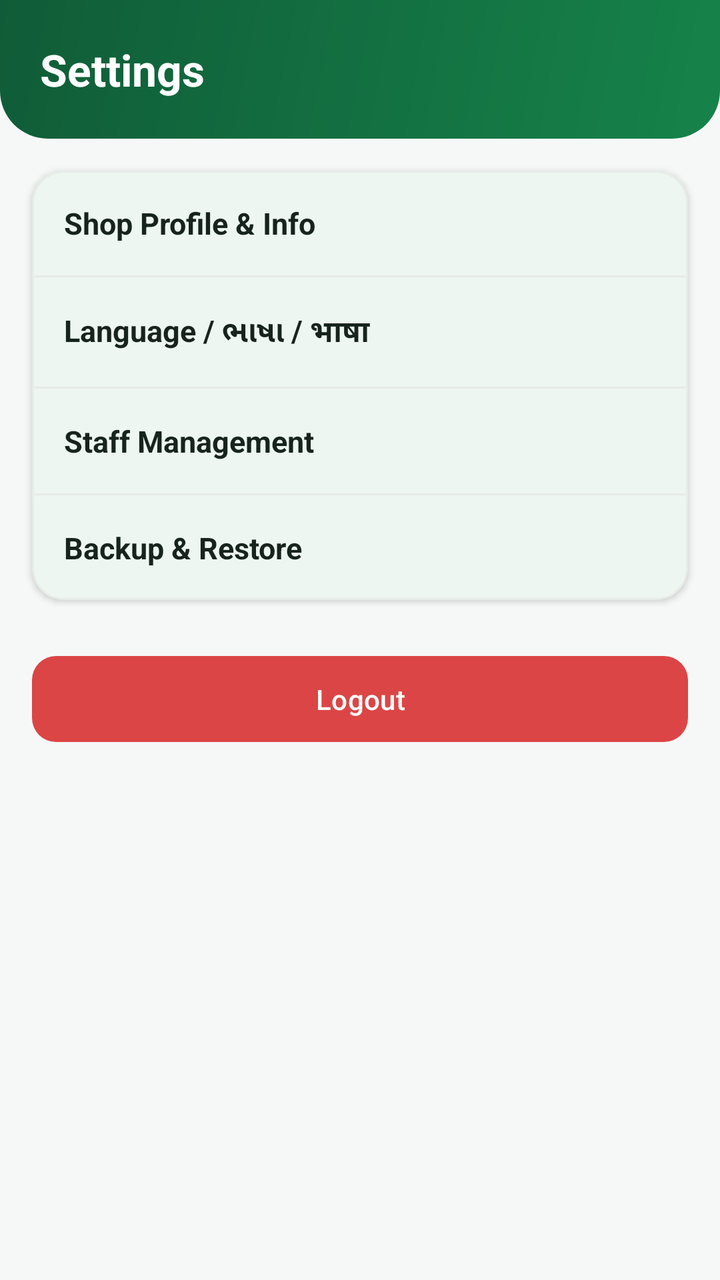
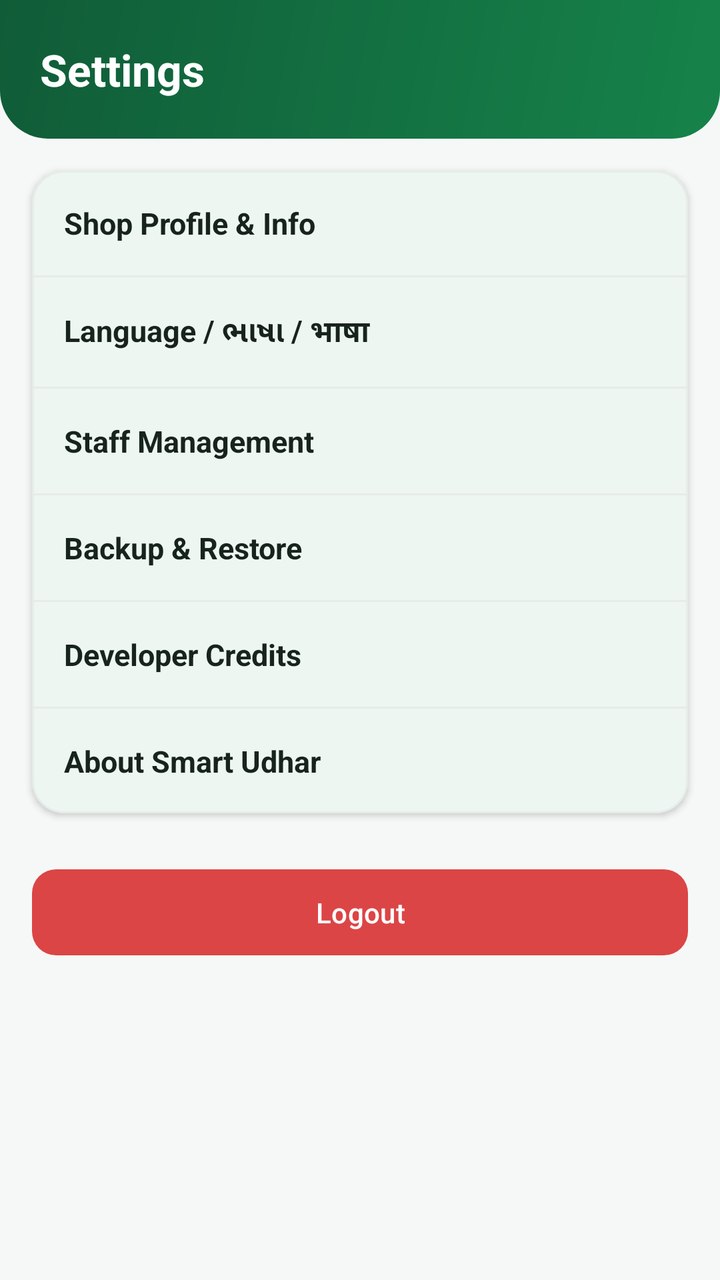

Before-and-after screenshots of an Android layout around one commit, followed by the original layout XML and the change that was made.
<!-- AndroidManifest.xml: application theme Theme.Radhe -->
<!-- res/layout/fragment_settings.xml -->
<?xml version="1.0" encoding="utf-8"?>
<ScrollView xmlns:android="http://schemas.android.com/apk/res/android"
    android:layout_width="match_parent"
    android:layout_height="match_parent"
    android:background="@color/bg_light"
    android:fillViewport="true">

    <LinearLayout
        android:layout_width="match_parent"
        android:layout_height="wrap_content"
        android:orientation="vertical"
        android:paddingBottom="24dp">

        <LinearLayout
            android:layout_width="match_parent"
            android:layout_height="wrap_content"
            android:background="@drawable/bg_header_gradient"
            android:orientation="vertical"
            android:padding="20dp">

            <TextView
                android:layout_width="wrap_content"
                android:layout_height="wrap_content"
                android:text="@string/nav_settings"
                android:textColor="@color/white"
                android:textSize="22sp"
                android:textStyle="bold" />
        </LinearLayout>

        <com.google.android.material.card.MaterialCardView
            style="@style/Widget.SmartUdhar.Card"
            android:layout_width="match_parent"
            android:layout_height="wrap_content"
            android:layout_marginHorizontal="16dp"
            android:layout_marginTop="16dp">

            <LinearLayout
                android:layout_width="match_parent"
                android:layout_height="wrap_content"
                android:orientation="vertical">

                <TextView
                    android:id="@+id/btnEditShopProfile"
                    android:layout_width="match_parent"
                    android:layout_height="wrap_content"
                    android:background="?attr/selectableItemBackground"
                    android:padding="16dp"
                    android:text="Shop Profile &amp; Info"
                    android:textColor="@color/text_primary"
                    android:textSize="15sp"
                    android:textStyle="bold" />

                <View
                    android:layout_width="match_parent"
                    android:layout_height="1dp"
                    android:background="@color/border_color" />

                <TextView
                    android:id="@+id/btnChangeLanguage"
                    android:layout_width="match_parent"
                    android:layout_height="wrap_content"
                    android:background="?attr/selectableItemBackground"
                    android:padding="16dp"
                    android:text="@string/language"
                    android:textColor="@color/text_primary"
                    android:textSize="15sp"
                    android:textStyle="bold" />

                <View
                    android:layout_width="match_parent"
                    android:layout_height="1dp"
                    android:background="@color/border_color" />

                <TextView
                    android:id="@+id/btnStaffManagement"
                    android:layout_width="match_parent"
                    android:layout_height="wrap_content"
                    android:background="?attr/selectableItemBackground"
                    android:padding="16dp"
                    android:text="@string/staff_management"
                    android:textColor="@color/text_primary"
                    android:textSize="15sp"
                    android:textStyle="bold" />

                <View
                    android:layout_width="match_parent"
                    android:layout_height="1dp"
                    android:background="@color/border_color" />

                <TextView
                    android:id="@+id/btnBackupRestore"
                    android:layout_width="match_parent"
                    android:layout_height="wrap_content"
                    android:background="?attr/selectableItemBackground"
                    android:padding="16dp"
                    android:text="@string/backup_restore"
                    android:textColor="@color/text_primary"
                    android:textSize="15sp"
                    android:textStyle="bold" />
            </LinearLayout>
        </com.google.android.material.card.MaterialCardView>

        <com.google.android.material.button.MaterialButton
            android:id="@+id/btnLogout"
            style="@style/Widget.SmartUdhar.Button.Danger"
            android:layout_width="match_parent"
            android:layout_height="wrap_content"
            android:layout_marginHorizontal="16dp"
            android:layout_marginTop="24dp"
            android:text="@string/logout" />
    </LinearLayout>
</ScrollView>
<!-- resources referenced by this layout -->
<resources>
  <color name="bg_light">#F6F8F7</color>
  <color name="border_color">#E7ECE8</color>
  <color name="text_primary">#17231D</color>
  <color name="white">#FFFFFFFF</color>
  <!-- drawable bg_header_gradient (drawable) -->
  <?xml version="1.0" encoding="utf-8"?>
  <shape xmlns:android="http://schemas.android.com/apk/res/android"
      android:shape="rectangle">
      <gradient
          android:angle="135"
          android:endColor="@color/dark_green"
          android:startColor="@color/primary_green"
          android:type="linear" />
      <corners
          android:bottomLeftRadius="24dp"
          android:bottomRightRadius="24dp" />
  </shape>
  <string name="backup_restore">Backup &amp; Restore</string>
  <string name="language">Language / ભાષા / भाषा</string>
  <string name="logout">Logout</string>
  <string name="nav_settings">Settings</string>
  <string name="staff_management">Staff Management</string>
  <style name="Widget.SmartUdhar.Button.Danger" parent="Widget.Material3.Button">
          <item name="backgroundTint">@color/danger_color</item>
          <item name="android:textColor">@color/white</item>
          <item name="cornerRadius">12dp</item>
          <item name="android:paddingTop">12dp</item>
          <item name="android:paddingBottom">12dp</item>
      </style>
  <style name="Widget.SmartUdhar.Card" parent="Widget.Material3.CardView.Elevated">
          <item name="cardCornerRadius">16dp</item>
          <item name="cardElevation">2dp</item>
          <item name="cardBackgroundColor">@color/card_bg</item>
          <item name="strokeWidth">1dp</item>
          <item name="strokeColor">@color/border_color</item>
      </style>
  <style name="Theme.Radhe" parent="Base.Theme.Radhe" />
  <color name="dark_green">#105C38</color>
  <color name="primary_green">#16834A</color>
  <color name="danger_color">#DC4545</color>
  <color name="card_bg">#FFFFFF</color>
  <style name="Base.Theme.Radhe" parent="Theme.Material3.DayNight.NoActionBar">
          <item name="colorPrimary">@color/primary_green</item>
          <item name="colorPrimaryDark">@color/dark_green</item>
          <item name="colorAccent">@color/primary_green</item>
          <item name="android:windowBackground">@color/bg_light</item>
          <item name="android:textColorPrimary">@color/text_primary</item>
          <item name="android:textColorSecondary">@color/text_secondary</item>
          <item name="colorSurface">@color/card_bg</item>
          <item name="colorOnSurface">@color/text_primary</item>
      </style>
  <color name="text_secondary">#758078</color>
</resources>

<!-- the commit's change to res/layout/fragment_settings.xml (unified diff, before → after) -->
@@ -97,6 +97,38 @@
                     android:textColor="@color/text_primary"
                     android:textSize="15sp"
                     android:textStyle="bold" />
+
+                <View
+                    android:layout_width="match_parent"
+                    android:layout_height="1dp"
+                    android:background="@color/border_color" />
+
+                <TextView
+                    android:id="@+id/btnDeveloperCredits"
+                    android:layout_width="match_parent"
+                    android:layout_height="wrap_content"
+                    android:background="?attr/selectableItemBackground"
+                    android:padding="16dp"
+                    android:text="Developer Credits"
+                    android:textColor="@color/text_primary"
+                    android:textSize="15sp"
+                    android:textStyle="bold" />
+
+                <View
+                    android:layout_width="match_parent"
+                    android:layout_height="1dp"
+                    android:background="@color/border_color" />
+
+                <TextView
+                    android:id="@+id/btnAboutApp"
+                    android:layout_width="match_parent"
+                    android:layout_height="wrap_content"
+                    android:background="?attr/selectableItemBackground"
+                    android:padding="16dp"
+                    android:text="@string/about"
+                    android:textColor="@color/text_primary"
+                    android:textSize="15sp"
+                    android:textStyle="bold" />
             </LinearLayout>
         </com.google.android.material.card.MaterialCardView>
 
<!-- resource entries referenced after the edit -->
@@ -17,6 +17,7 @@
           android:bottomLeftRadius="24dp"
           android:bottomRightRadius="24dp" />
   </shape>
+  <string name="about">About Smart Udhar</string>
   <string name="backup_restore">Backup &amp; Restore</string>
   <string name="language">Language / ભાષા / भाषा</string>
   <string name="logout">Logout</string>
